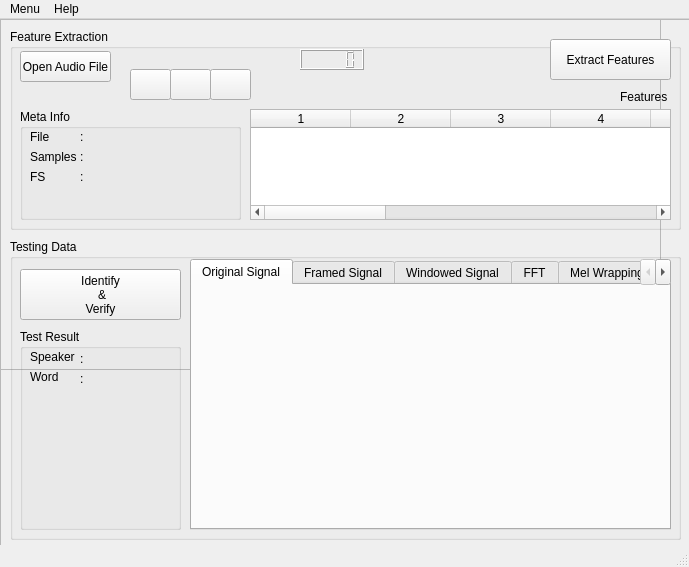
Old version of the form Program/view/ui_files/TestWindow.ui in the repository sukorenomw/MFCC-and-LVQ-for-TDSV.
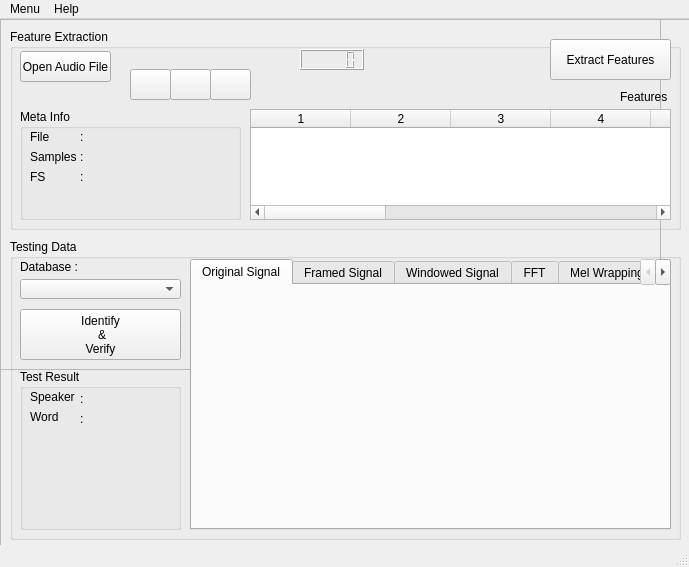
New version of the form. Icons and pictures are not drawn. Custom widgets are drawn as their Qt base class.

The edit to the form file:
```diff
--- a/Program/view/ui_files/TestWindow.ui
+++ b/Program/view/ui_files/TestWindow.ui
@@ -553,7 +553,7 @@
       <property name="geometry">
        <rect>
         <x>10</x>
-        <y>30</y>
+        <y>70</y>
         <width>161</width>
         <height>51</height>
        </rect>
@@ -568,9 +568,9 @@
       <property name="geometry">
        <rect>
         <x>10</x>
-        <y>90</y>
+        <y>130</y>
         <width>161</width>
-        <height>201</height>
+        <height>161</height>
        </rect>
       </property>
       <property name="title">
@@ -657,6 +657,29 @@
        </property>
       </widget>
      </widget>
+     <widget class="QComboBox" name="databaseSelect">
+      <property name="geometry">
+       <rect>
+        <x>10</x>
+        <y>40</y>
+        <width>161</width>
+        <height>20</height>
+       </rect>
+      </property>
+     </widget>
+     <widget class="QLabel" name="iterLbl_2">
+      <property name="geometry">
+       <rect>
+        <x>10</x>
+        <y>20</y>
+        <width>61</width>
+        <height>16</height>
+       </rect>
+      </property>
+      <property name="text">
+       <string>Database : </string>
+      </property>
+     </widget>
     </widget>
    </widget>
   </widget>
```
